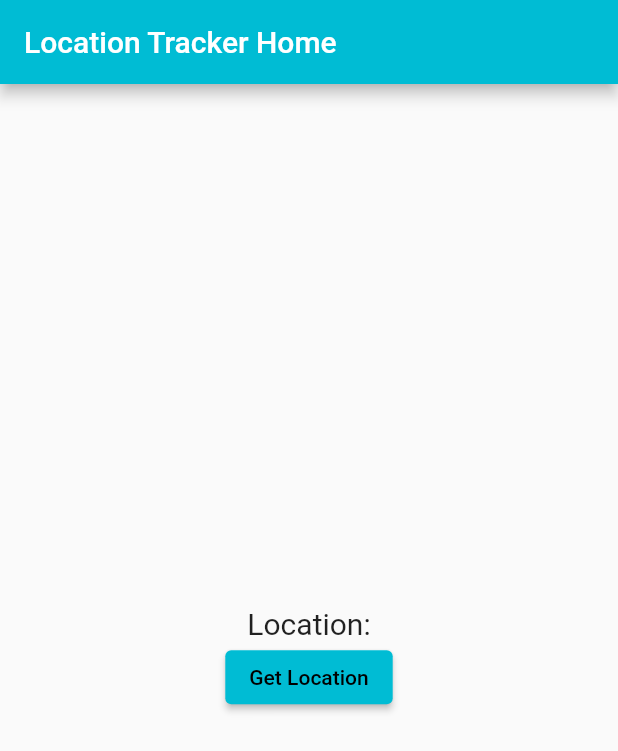
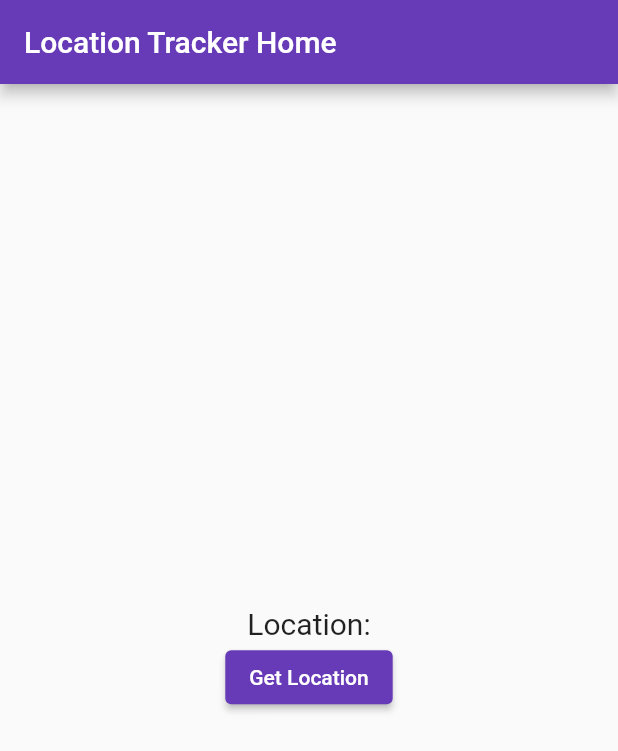
Before and after one commit to jamesearls/final-year-project, a Flutter app: the screen it shows after launch, after a tap on "Get Location", on a phone screen of 412 x 824 dp. Shown: the top 751 px of the screen. Run offline on Flutter 3.47's test engine with Material 2 defaults, Android fonts, the phone set to English and light mode, and no system bars; our stand-ins replace firebase_auth, firebase_core, fluttertoast, geolocator, google_maps_flutter, location; accounts and stored records are empty.

Commit message:
Added Assets and updated app.dart to allow for new locatin service

```diff
--- a/location_tracker/lib/app.dart
+++ b/location_tracker/lib/app.dart
@@ -1,12 +1,22 @@
 import 'package:flutter/material.dart';
+import 'package:location_tracker/models/user_location.dart';
 import 'package:location_tracker/screens/home_screen/home_screen.dart';
-import 'package:location_tracker/screens/login_screen/login_screen.dart';
+import 'package:location_tracker/screens/map_screen/map_screen.dart';
+import 'package:provider/provider.dart';
+
+import 'services/location_service.dart';
 
 class App extends StatelessWidget {
+  const App({Key? key}) : super(key: key);
+
   // This widget is the root of your application.
   @override
   Widget build(BuildContext context) {
-    return MaterialApp(
+    return StreamProvider<UserLocation?>(
+      initialData: null,
+      create: (context) => LocationService().locationStream,
+      child: MaterialApp(
+        title: 'James Location Tracker',
         theme: ThemeData(
           // This is the theme of your application.
           //
@@ -17,9 +27,10 @@
           // or simply save your changes to "hot reload" in a Flutter IDE).
           // Notice that the counter didn't reset back to zero; the application
           // is not restarted.
-        primarySwatch: Colors.cyan,
+          primarySwatch: Colors.deepPurple,
         ),
-      home: HomeScreen(),
+        home: const HomeScreen(),
+      ),
     );
   }
 }
--- a/location_tracker/lib/utils/local_utils.dart
+++ /dev/null
@@ -1,23 +0,0 @@
-// ignore_for_file: prefer_typing_uninitialized_variables
-import 'package:geolocator/geolocator.dart';
-
-class LocalUtils {
-  static double _latitude = 0;
-  static double _longitude = 0;
-
-  static double getLat() {
-    getLocation();
-    return _latitude;
-  }
-
-  static double getLong() {
-    getLocation();
-    return _longitude;
-  }
-
-  static void getLocation() async {
-    Position position = await Geolocator.getCurrentPosition();
-    _latitude = position.latitude;
-    _longitude = position.longitude;
-  }
-}
--- a/location_tracker/pubspec.yaml
+++ b/location_tracker/pubspec.yaml
@@ -48,6 +48,7 @@
   geocoding: ^2.0.2
   google_maps_flutter: ^2.1.1
   fluttertoast: ^8.0.8
+  location: ^4.3.0
 
 dev_dependencies:
   flutter_test:
@@ -71,9 +72,8 @@
   uses-material-design: true
 
   # To add assets to your application, add an assets section, like this:
-  # assets:
-  #   - images/a_dot_burr.jpeg
-  #   - images/a_dot_ham.jpeg
+  assets:
+    - assets/uni_icon.png
 
   # An image asset can refer to one or more resolution-specific "variants", see
   # https://flutter.dev/assets-and-images/#resolution-aware.
```
Also changed, not shown: location_tracker/lib/main 2.dart (deleted, +0 -35 lines), location_tracker/assets/uni_icon.png (added), location_tracker/pubspec.lock. Lines whose indentation alone changed are shown as unchanged.
